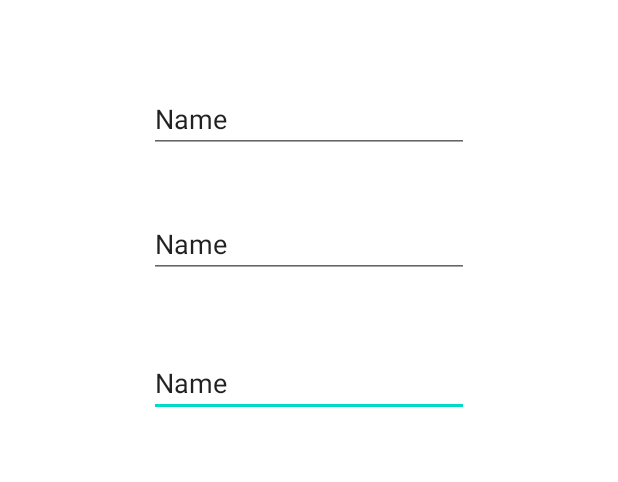
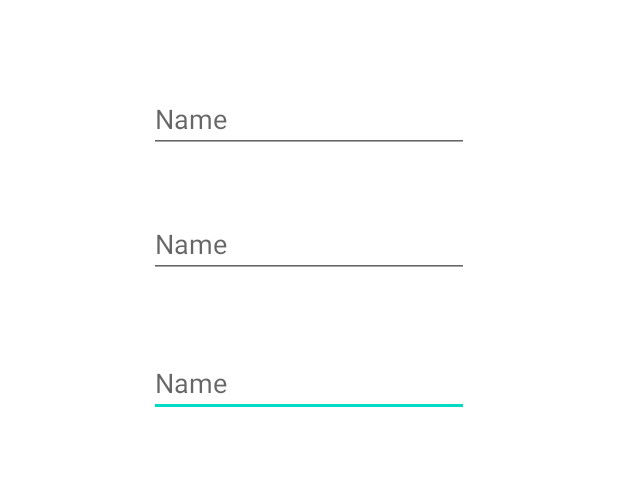
Before and after one commit to HazemAhmed2002/Cloud-Computing, an Android app: the layout activity_main.xml on its own in the app's theme, with its tools: preview values and no code run, on a phone screen of 412 x 824 dp. Shown: the part 305-787 px from the top of the screen. Run offline under Robolectric (Android 15) with nearby library versions, the phone set to English and light mode, and no system bars.

Commit message:
new Edit

```diff
--- a/app/build.gradle
+++ b/app/build.gradle
@@ -14,6 +14,8 @@ android {
         targetSdk 33
         versionCode 1
         versionName "1.0"
+        multiDexEnabled true
+
 
         testInstrumentationRunner "androidx.test.runner.AndroidJUnitRunner"
     }
--- a/app/src/main/java/com/hzmahmed/cloud_project/MainActivity.kt
+++ b/app/src/main/java/com/hzmahmed/cloud_project/MainActivity.kt
@@ -1,7 +1,6 @@
 package com.hzmahmed.cloud_project
 
 import android.content.ContentValues.TAG
-import android.nfc.Tag
 import androidx.appcompat.app.AppCompatActivity
 import android.os.Bundle
 import android.util.Log
--- a/app/src/main/res/layout/activity_main.xml
+++ b/app/src/main/res/layout/activity_main.xml
@@ -22,8 +22,8 @@
         android:layout_height="wrap_content"
         android:layout_marginTop="47dp"
         android:ems="10"
+        android:hint="Name"
         android:inputType="textPersonName"
-        android:text="Name"
         app:layout_constraintStart_toStartOf="@+id/PersonAge"
         app:layout_constraintTop_toBottomOf="@+id/PersonAge" />
 
@@ -33,8 +33,8 @@
         android:layout_height="wrap_content"
         android:layout_marginTop="260dp"
         android:ems="10"
+        android:hint="Name"
         android:inputType="textPersonName"
-        android:text="Name"
         app:layout_constraintEnd_toEndOf="parent"
         app:layout_constraintStart_toStartOf="parent"
         app:layout_constraintTop_toTopOf="parent" />
@@ -45,8 +45,8 @@
         android:layout_height="wrap_content"
         android:layout_marginTop="38dp"
         android:ems="10"
+        android:hint="Name"
         android:inputType="textPersonName"
-        android:text="Name"
         app:layout_constraintStart_toStartOf="@+id/PersonId"
         app:layout_constraintTop_toBottomOf="@+id/PersonId" />
 
```
